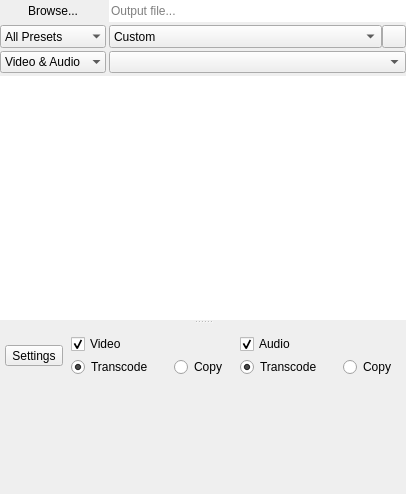
Old version of the form src/UI/outputwidget.ui in the repository RxLaboratory/DuME.
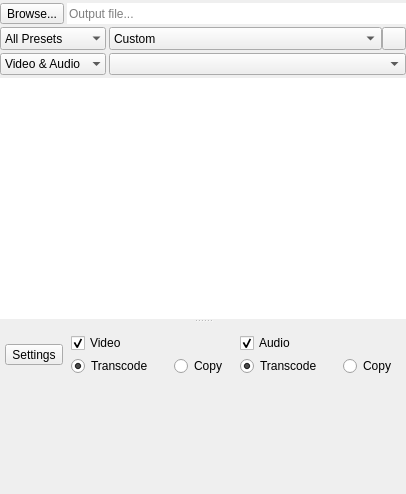
New version of the form. Icons and pictures are not drawn. Custom widgets are drawn as their Qt base class.

What changed in the file:
```diff
--- a/src/UI/outputwidget.ui
+++ b/src/UI/outputwidget.ui
@@ -21,14 +21,66 @@
     <number>0</number>
    </property>
    <property name="topMargin">
-    <number>0</number>
+    <number>3</number>
    </property>
    <property name="rightMargin">
     <number>0</number>
    </property>
    <property name="bottomMargin">
-    <number>0</number>
+    <number>3</number>
    </property>
+   <item>
+    <layout class="QHBoxLayout" name="horizontalLayout_2">
+     <property name="spacing">
+      <number>3</number>
+     </property>
+     <item>
+      <widget class="QToolButton" name="outputBrowseButton">
+       <property name="sizePolicy">
+        <sizepolicy hsizetype="Minimum" vsizetype="Minimum">
+         <horstretch>0</horstretch>
+         <verstretch>0</verstretch>
+        </sizepolicy>
+       </property>
+       <property name="text">
+        <string>Browse...</string>
+       </property>
+       <property name="icon">
+        <iconset resource="../resources.qrc">
+         <normaloff>:/icons/export</normaloff>:/icons/export</iconset>
+       </property>
+       <property name="iconSize">
+        <size>
+         <width>25</width>
+         <height>25</height>
+        </size>
+       </property>
+       <property name="toolButtonStyle">
+        <enum>Qt::ToolButtonFollowStyle</enum>
+       </property>
+      </widget>
+     </item>
+     <item>
+      <widget class="QLineEdit" name="outputEdit">
+       <property name="sizePolicy">
+        <sizepolicy hsizetype="Expanding" vsizetype="Minimum">
+         <horstretch>0</horstretch>
+         <verstretch>0</verstretch>
+        </sizepolicy>
+       </property>
+       <property name="text">
+        <string/>
+       </property>
+       <property name="frame">
+        <bool>false</bool>
+       </property>
+       <property name="placeholderText">
+        <string>Output file...</string>
+       </property>
+      </widget>
+     </item>
+    </layout>
+   </item>
    <item>
     <widget class="QWidget" name="topWidget" native="true">
      <property name="sizePolicy">
@@ -37,7 +89,7 @@
        <verstretch>0</verstretch>
       </sizepolicy>
      </property>
-     <layout class="QGridLayout" name="gridLayout" rowstretch="0,0,0,0" columnstretch="0,1">
+     <layout class="QGridLayout" name="gridLayout" rowstretch="0,0,0,0,0" columnstretch="0,1">
       <property name="leftMargin">
        <number>0</number>
       </property>
@@ -53,39 +105,38 @@
       <property name="spacing">
        <number>3</number>
       </property>
-      <item row="3" column="1">
-       <widget class="BigComboBox" name="formatsBox">
-        <property name="sizePolicy">
-         <sizepolicy hsizetype="MinimumExpanding" vsizetype="Expanding">
-          <horstretch>0</horstretch>
-          <verstretch>0</verstretch>
-         </sizepolicy>
-        </property>
-        <property name="sizeAdjustPolicy">
-         <enum>QComboBox::AdjustToContents</enum>
-        </property>
-        <property name="minimumContentsLength">
-         <number>1</number>
-        </property>
-       </widget>
-      </item>
-      <item row="0" column="0">
-       <widget class="QPushButton" name="outputBrowseButton">
+      <item row="2" column="0">
+       <widget class="QComboBox" name="presetsFilterBox">
         <property name="sizePolicy">
          <sizepolicy hsizetype="Expanding" vsizetype="Expanding">
           <horstretch>0</horstretch>
           <verstretch>0</verstretch>
          </sizepolicy>
         </property>
-        <property name="text">
-         <string>Browse...</string>
+        <property name="currentIndex">
+         <number>0</number>
         </property>
-        <property name="flat">
-         <bool>true</bool>
+        <property name="frame">
+         <bool>false</bool>
         </property>
+        <item>
+         <property name="text">
+          <string>All Presets</string>
+         </property>
+        </item>
+        <item>
+         <property name="text">
+          <string>Internal</string>
+         </property>
+        </item>
+        <item>
+         <property name="text">
+          <string>User</string>
+         </property>
+        </item>
        </widget>
       </item>
-      <item row="3" column="0">
+      <item row="4" column="0">
        <widget class="QComboBox" name="formatsFilterBox">
         <property name="sizePolicy">
          <sizepolicy hsizetype="Expanding" vsizetype="Expanding">
@@ -131,57 +182,7 @@
         </item>
        </widget>
       </item>
-      <item row="0" column="1">
-       <widget class="QLineEdit" name="outputEdit">
-        <property name="sizePolicy">
-         <sizepolicy hsizetype="Expanding" vsizetype="Expanding">
-          <horstretch>0</horstretch>
-          <verstretch>0</verstretch>
-         </sizepolicy>
-        </property>
-        <property name="text">
-         <string/>
-        </property>
-        <property name="frame">
-         <bool>false</bool>
-        </property>
-        <property name="placeholderText">
-         <string>Output file...</string>
-        </property>
-       </widget>
-      </item>
-      <item row="1" column="0">
-       <widget class="QComboBox" name="presetsFilterBox">
-        <property name="sizePolicy">
-         <sizepolicy hsizetype="Expanding" vsizetype="Expanding">
-          <horstretch>0</horstretch>
-          <verstretch>0</verstretch>
-         </sizepolicy>
-        </property>
-        <property name="currentIndex">
-         <number>0</number>
-        </property>
-        <property name="frame">
-         <bool>false</bool>
-        </property>
-        <item>
-         <property name="text">
-          <string>All Presets</string>
-         </property>
-        </item>
-        <item>
-         <property name="text">
-          <string>Internal</string>
-         </property>
-        </item>
-        <item>
-         <property name="text">
-          <string>User</string>
-         </property>
-        </item>
-       </widget>
-      </item>
-      <item row="1" column="1">
+      <item row="2" column="1">
        <layout class="QHBoxLayout" name="horizontalLayout_6">
         <property name="spacing">
          <number>0</number>
@@ -227,6 +228,22 @@
         </item>
        </layout>
       </item>
+      <item row="4" column="1">
+       <widget class="BigComboBox" name="formatsBox">
+        <property name="sizePolicy">
+         <sizepolicy hsizetype="MinimumExpanding" vsizetype="Expanding">
+          <horstretch>0</horstretch>
+          <verstretch>0</verstretch>
+         </sizepolicy>
+        </property>
+        <property name="sizeAdjustPolicy">
+         <enum>QComboBox::AdjustToContents</enum>
+        </property>
+        <property name="minimumContentsLength">
+         <number>1</number>
+        </property>
+       </widget>
+      </item>
      </layout>
     </widget>
    </item>
@@ -459,7 +476,7 @@
             <x>0</x>
             <y>0</y>
             <width>390</width>
-            <height>97</height>
+            <height>91</height>
            </rect>
           </property>
           <layout class="QVBoxLayout" name="verticalLayout" stretch="0,1">
@@ -525,6 +542,10 @@
    <property name="checkable">
     <bool>true</bool>
    </property>
+   <property name="icon">
+    <iconset resource="../resources.qrc">
+     <normaloff>:/icons/resize-video</normaloff>:/icons/resize-video</iconset>
+   </property>
    <property name="text">
     <string>Resize</string>
    </property>
@@ -539,8 +560,12 @@
    <property name="checkable">
     <bool>true</bool>
    </property>
+   <property name="icon">
+    <iconset resource="../resources.qrc">
+     <normaloff>:/icons/change-framerate</normaloff>:/icons/change-framerate</iconset>
+   </property>
    <property name="text">
-    <string>Change frame rate</string>
+    <string>Frame rate</string>
    </property>
    <property name="toolTip">
     <string>Change the frame rate of the video</string>
@@ -553,8 +578,12 @@
    <property name="checkable">
     <bool>true</bool>
    </property>
+   <property name="icon">
+    <iconset resource="../resources.qrc">
+     <normaloff>:/icons/set-video-codec</normaloff>:/icons/set-video-codec</iconset>
+   </property>
    <property name="text">
-    <string>Set video codec</string>
+    <string>Video codec</string>
    </property>
    <property name="toolTip">
     <string>Select the video codec</string>
@@ -567,8 +596,12 @@
    <property name="checkable">
     <bool>true</bool>
    </property>
+   <property name="icon">
+    <iconset resource="../resources.qrc">
+     <normaloff>:/icons/set-video-quality</normaloff>:/icons/set-video-quality</iconset>
+   </property>
    <property name="text">
-    <string>Set video quality</string>
+    <string>Video quality</string>
    </property>
    <property name="toolTip">
     <string>Options for the quality of the video (bitrate...)</string>
@@ -581,8 +614,12 @@
    <property name="checkable">
     <bool>true</bool>
    </property>
+   <property name="icon">
+    <iconset resource="../resources.qrc">
+     <normaloff>:/icons/set-codec-settings</normaloff>:/icons/set-codec-settings</iconset>
+   </property>
    <property name="text">
-    <string>Set codec profile and level</string>
+    <string>Codec profile and level</string>
    </property>
    <property name="toolTip">
     <string>Set the profile of the video codec</string>
@@ -595,6 +632,10 @@
    <property name="checkable">
     <bool>true</bool>
    </property>
+   <property name="icon">
+    <iconset resource="../resources.qrc">
+     <normaloff>:/icons/set-loops</normaloff>:/icons/set-loops</iconset>
+   </property>
    <property name="text">
     <string>Add loops</string>
    </property>
@@ -609,8 +650,12 @@
    <property name="checkable">
     <bool>true</bool>
    </property>
+   <property name="icon">
+    <iconset resource="../resources.qrc">
+     <normaloff>:/icons/change-start-number</normaloff>:/icons/change-start-number</iconset>
+   </property>
    <property name="text">
-    <string>Set first frame number</string>
+    <string>First frame number</string>
    </property>
    <property name="toolTip">
     <string>Set the number of the first frame of the sequence</string>
@@ -623,6 +668,10 @@
    <property name="checkable">
     <bool>true</bool>
    </property>
+   <property name="icon">
+    <iconset resource="../resources.qrc">
+     <normaloff>:/icons/edit-alpha</normaloff>:/icons/edit-alpha</iconset>
+   </property>
    <property name="text">
     <string>Adjust transparency / Alpha</string>
    </property>
@@ -637,8 +686,12 @@
    <property name="checkable">
     <bool>true</bool>
    </property>
+   <property name="icon">
+    <iconset resource="../resources.qrc">
+     <normaloff>:/icons/set-pix_fmt</normaloff>:/icons/set-pix_fmt</iconset>
+   </property>
    <property name="text">
-    <string>Set pixel format</string>
+    <string>Pixel format</string>
    </property>
    <property name="toolTip">
     <string>Set the format of the pixels of the video</string>
@@ -651,8 +704,12 @@
    <property name="checkable">
     <bool>true</bool>
    </property>
+   <property name="icon">
+    <iconset resource="../resources.qrc">
+     <normaloff>:/icons/change-sampling</normaloff>:/icons/change-sampling</iconset>
+   </property>
    <property name="text">
-    <string>Change audio sampling</string>
+    <string>Audio sampling</string>
    </property>
    <property name="toolTip">
     <string>Change audio sampling</string>
@@ -665,8 +722,12 @@
    <property name="checkable">
     <bool>true</bool>
    </property>
+   <property name="icon">
+    <iconset resource="../resources.qrc">
+     <normaloff>:/icons/set-audio-codec</normaloff>:/icons/set-audio-codec</iconset>
+   </property>
    <property name="text">
-    <string>Set audio codec</string>
+    <string>Audio codec</string>
    </property>
    <property name="toolTip">
     <string>Select the audio codec</string>
@@ -679,8 +740,12 @@
    <property name="checkable">
     <bool>true</bool>
    </property>
+   <property name="icon">
+    <iconset resource="../resources.qrc">
+     <normaloff>:/icons/set-audio-quality</normaloff>:/icons/set-audio-quality</iconset>
+   </property>
    <property name="text">
-    <string>Set audio bitrate</string>
+    <string>Audio bitrate</string>
    </property>
    <property name="toolTip">
     <string>Set the audio compression (bitrate)</string>
@@ -714,6 +779,10 @@
    </property>
   </action>
   <action name="actionAddCustom">
+   <property name="icon">
+    <iconset resource="../resources.qrc">
+     <normaloff>:/icons/add-custom</normaloff>:/icons/add-custom</iconset>
+   </property>
    <property name="text">
     <string>Add FFmpeg parameter</string>
    </property>
@@ -728,6 +797,10 @@
    <property name="enabled">
     <bool>false</bool>
    </property>
+   <property name="icon">
+    <iconset resource="../resources.qrc">
+     <normaloff>:/icons/other</normaloff>:/icons/other</iconset>
+   </property>
    <property name="text">
     <string>Other</string>
    </property>
@@ -736,8 +809,12 @@
    <property name="checkable">
     <bool>true</bool>
    </property>
+   <property name="icon">
+    <iconset resource="../resources.qrc">
+     <normaloff>:/icons/set-color</normaloff>:/icons/set-color</iconset>
+   </property>
    <property name="text">
-    <string>Set color management</string>
+    <string>Color management</string>
    </property>
    <property name="toolTip">
     <string>Manage the colors of the video</string>
@@ -783,8 +860,12 @@
    <property name="checkable">
     <bool>true</bool>
    </property>
+   <property name="icon">
+    <iconset resource="../resources.qrc">
+     <normaloff>:/icons/map</normaloff>:/icons/map</iconset>
+   </property>
    <property name="text">
-    <string>Select and map input streams</string>
+    <string>Select and map streams</string>
    </property>
    <property name="toolTip">
     <string>Map the input streams to specific output streams</string>
```
